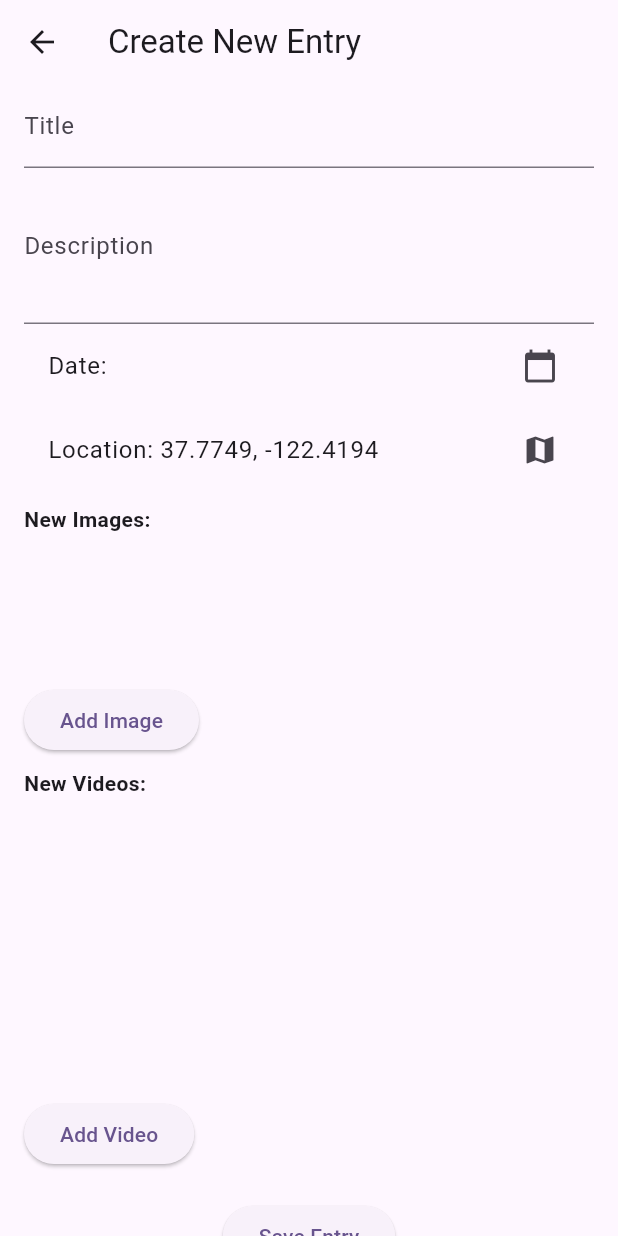
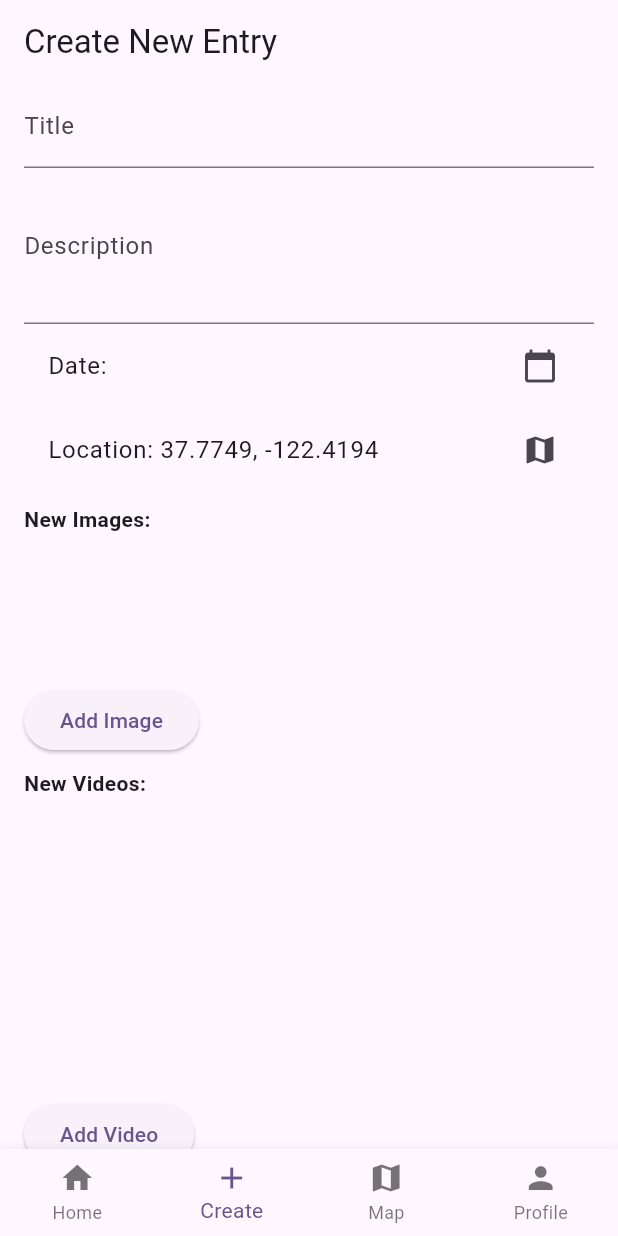
Before and after one commit to PriyaManisha/travellista, a Flutter app: the screen it shows after launch, item 2 of the bottom bar chosen, on a phone screen of 412 x 824 dp. Run offline on Flutter 3.47's test engine with Material 3 defaults, Android fonts, the phone set to English and light mode, and no system bars; our stand-ins replace chewie, cloud_firestore, firebase_core, firebase_storage, google_maps_flutter, image_picker and 1 more; accounts and stored records are empty.

Commit message:
adjusted navbar behavior

```diff
--- a/lib/entry_creation_form.dart
+++ b/lib/entry_creation_form.dart
@@ -5,6 +5,7 @@ import 'package:google_maps_flutter/google_maps_flutter.dart';
 import 'package:provider/provider.dart';
 import 'package:travellista/models/journal_entry.dart';
 import 'package:travellista/providers/journal_entry_provider.dart';
+import 'package:travellista/shared_scaffold.dart';
 import 'package:travellista/util/storage_service.dart';
 import 'package:travellista/video_player_widget.dart';
 
@@ -167,11 +168,9 @@ class _EntryCreationFormState extends State<EntryCreationForm> {
     return Stack(
       children: [
         // Main Scaffold underneath
-        Scaffold(
-          resizeToAvoidBottomInset: true,
-          appBar: AppBar(
-            title: Text(_isEditMode ? 'Edit Entry' : 'Create New Entry'),
-          ),
+        SharedScaffold(
+          title: _isEditMode ? 'Edit Entry' : 'Create New Entry',
+          selectedIndex: 1,
           body: GestureDetector(
             behavior: HitTestBehavior.translucent,
             onTap: () => FocusScope.of(context).unfocus(),
--- a/lib/home_screen_page.dart
+++ b/lib/home_screen_page.dart
@@ -16,6 +16,7 @@ class HomeScreenPage extends StatelessWidget {
     }
     return SharedScaffold(
       title: 'Travellista',
+      selectedIndex: 0,
       body: ListView.builder(
         itemCount: entryProvider.entries.length,
         itemBuilder: (context, index) {
--- a/lib/map_view_page.dart
+++ b/lib/map_view_page.dart
@@ -19,6 +19,7 @@ class _MapViewPageState extends State<MapViewPage> {
   Widget build(BuildContext context) {
     return SharedScaffold(
       title: 'Map View',
+      selectedIndex: 2,
       body: Container(
         color: Colors.grey,
       ),
--- a/lib/shared_scaffold.dart
+++ b/lib/shared_scaffold.dart
@@ -6,12 +6,14 @@ class SharedScaffold extends StatelessWidget {
   final Widget body;
   final String title;
   final List<Widget>? actions;
+  final int selectedIndex;
 
   const SharedScaffold({
     super.key,
     required this.body,
     required this.title,
     this.actions,
+    this.selectedIndex = 0,
   });
 
   @override
@@ -21,7 +23,7 @@ class SharedScaffold extends StatelessWidget {
         title: Text(title),
         actions: actions,
       ),
-      bottomNavigationBar: const NavBar(),
+      bottomNavigationBar: NavBar(selectedIndex: selectedIndex),
       body: body,
     );
   }
```
Also changed, not shown: lib/nav_bar.dart (+16 -29 lines), lib/profile.dart (+4 -4 lines).
